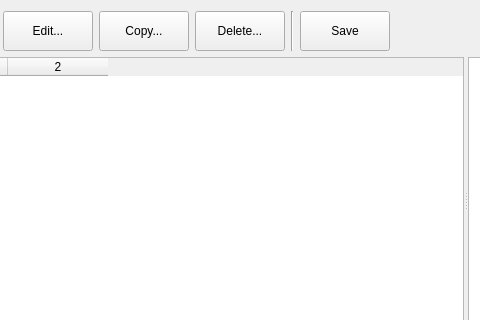
The window that template_config.ui (pgathogo/auto-scheduler) describes before a commit, drawn with Qt 5; both pictures show x 104 to 584 and y 0 to 320 of the 1139 by 686 pixel window.
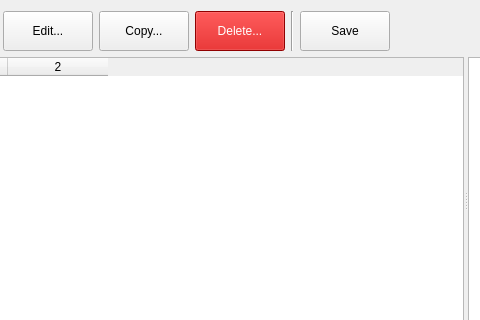
The same window after the commit.

The edit to the form file:
```diff
--- a/template_config.ui
+++ b/template_config.ui
@@ -71,6 +71,10 @@
            <height>40</height>
           </size>
          </property>
+         <property name="styleSheet">
+          <string notr="true">background-color: rgb(202, 0, 0);
+color: rgb(255, 255, 255);</string>
+         </property>
          <property name="text">
           <string>Delete...</string>
          </property>
```
Left out of the diff: 2 changed lines with no effect on the pictures.
